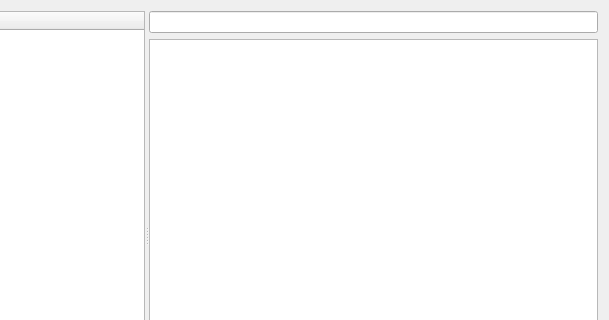
Old version of the form qtdesigner/items.ui in the repository t123/ReadingTool.Python; both pictures show x 114 to 723 and y 0 to 320 of the 723 by 470 pixel window.
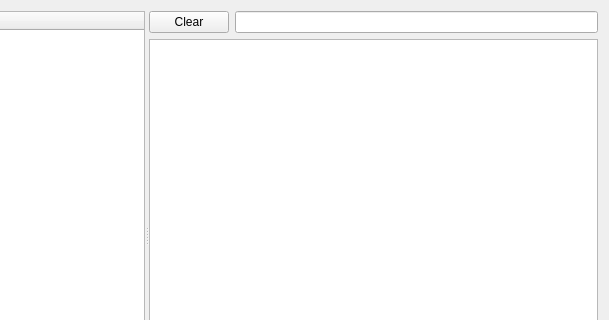
New version of the form.

What changed in the file:
```diff
--- a/qtdesigner/items.ui
+++ b/qtdesigner/items.ui
@@ -59,10 +59,21 @@
        </item>
       </layout>
      </widget>
-     <widget class="QWidget" name="layoutWidget">
+     <widget class="QWidget" name="">
       <layout class="QVBoxLayout" name="verticalLayout_2">
        <item>
-        <widget class="QLineEdit" name="leFilter"/>
+        <layout class="QHBoxLayout" name="horizontalLayout_3">
+         <item>
+          <widget class="QPushButton" name="pbClear">
+           <property name="text">
+            <string>Clear</string>
+           </property>
+          </widget>
+         </item>
+         <item>
+          <widget class="QLineEdit" name="leFilter"/>
+         </item>
+        </layout>
        </item>
        <item>
         <widget class="QTableWidget" name="tItems">
```
